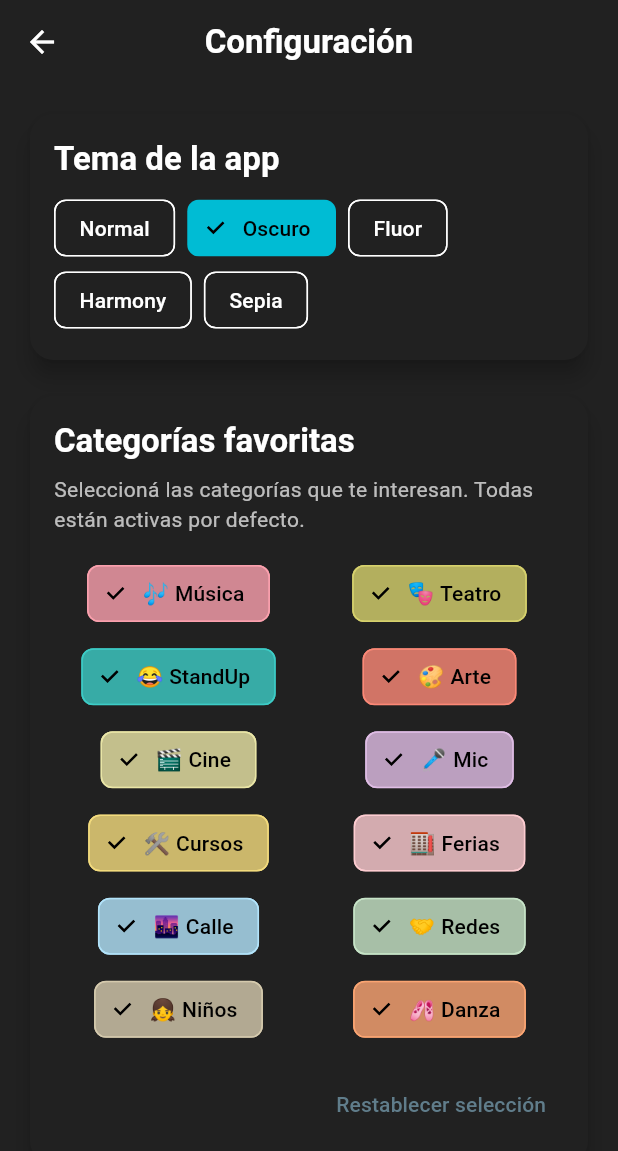
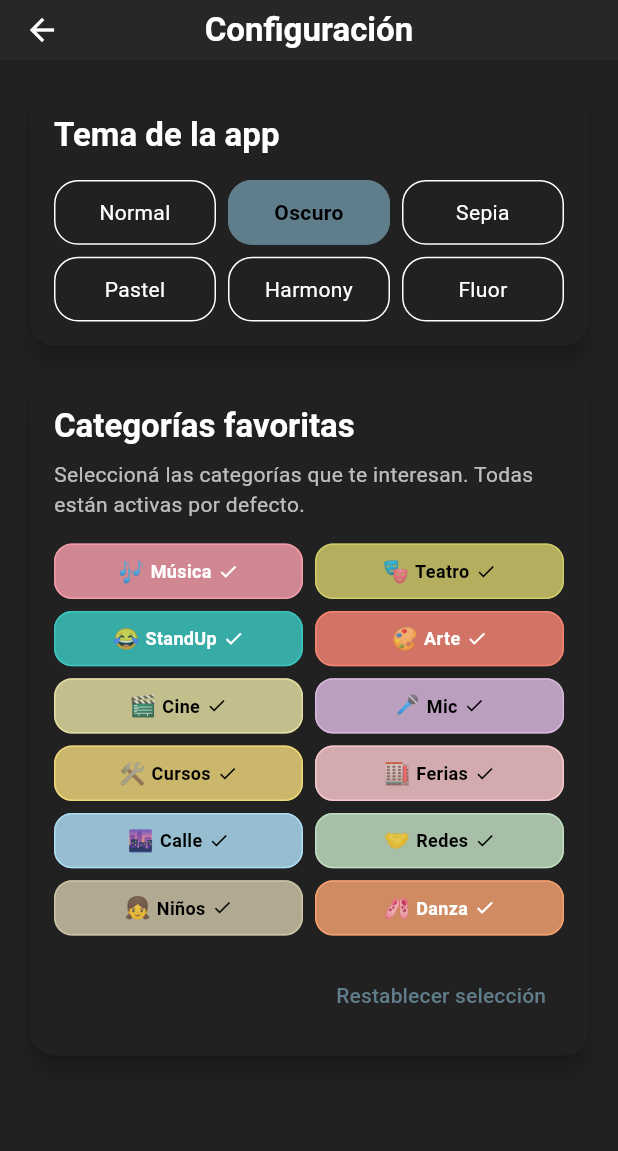
Before and after one commit to MarioLuisP/KeaCemos, a Flutter app: the SettingsPage screen opened directly, after a tap on "Oscuro", on a phone screen of 412 x 824 dp. Shown: the top 1151 px of the screen. Run offline on Flutter 3.47's test engine with Material 3 defaults, Android fonts, the phone set to English and light mode, and no system bars; our stand-ins replace firebase_auth, google_sign_in, share_plus, shared_preferences, table_calendar; accounts and stored records are empty; network calls fail.

```diff
--- a/lib/src/pages/calendar_page.dart
+++ b/lib/src/pages/calendar_page.dart
@@ -79,6 +79,8 @@ class _CalendarPageState extends State<CalendarPage> {
             appBar: AppBar(
               title: const Text('Elije el Día'),
               centerTitle: true,
+              toolbarHeight: 40.0,
+              elevation: 2.0,
               actions: [],
             ),
             body: Column(
--- a/lib/src/pages/event_detail_page.dart
+++ /dev/null
@@ -1,71 +0,0 @@
-/// Detail page for displaying event information.
-library;
-import 'package:flutter/material.dart';
-import 'package:provider/provider.dart';
-import 'package:quehacemos_cba/src/providers/favorites_provider.dart';
-
-class EventDetailPage extends StatelessWidget {
-  final Map<String, String> event;
-
-  const EventDetailPage({super.key, required this.event});
-
-  @override
-  Widget build(BuildContext context) {
-    return Scaffold(
-      appBar: AppBar(
-        title: Text(event['title'] ?? 'Detalle del Evento'),
-      ),
-      body: SingleChildScrollView(
-        padding: const EdgeInsets.all(16.0),
-        child: Column(
-          crossAxisAlignment: CrossAxisAlignment.start,
-          children: [
-            Image.network(
-              'https://picsum.photos/seed/jazz/400/200',
-              height: 200,
-              fit: BoxFit.cover,
-              // Añadir manejo de errores para la imagen
-              errorBuilder: (context, error, stackTrace) => const Icon(Icons.error),
-            ),
-            const SizedBox(height: 16.0),
-            Text(
-              event['title'] ?? 'Título no disponible',
-              style: const TextStyle(fontSize: 24, fontWeight: FontWeight.bold),
-            ),
-            const SizedBox(height: 8.0),
-            Text(
-              'Fecha y Hora: ${event['date'] ?? 'Fecha no disponible'}',
-              style: const TextStyle(fontSize: 16),
-            ),
-            const SizedBox(height: 4.0),
-            Text(
-              'Ubicación: ${event['location'] ?? 'Ubicación no disponible'}',
-              style: const TextStyle(fontSize: 16),
-            ),
-            const SizedBox(height: 16.0),
-            const Text(
-              'Descripción del evento: Lorem ipsum dolor sit amet, consectetur adipiscing elit. Sed do eiusmod tempor incididunt ut labore et dolore magna aliqua.',
-              style: TextStyle(fontSize: 16),
-            ),
-            const SizedBox(height: 16.0),
-            Align(
-              alignment: Alignment.bottomRight,
-              child: Consumer<FavoritesProvider>(
-                builder: (context, favoritesProvider, child) {
-                  final isFavorite = favoritesProvider.isFavorite(event['id']!);
-                  return IconButton(
-                    icon: Icon(isFavorite ? Icons.favorite : Icons.favorite_border),
-                    color: isFavorite ? Colors.red : Colors.grey,
-                    onPressed: () {
-                      // Necesitarás el viewModel aquí, o implementar el toggle directamente
-                      favoritesProvider.toggleFavorite(event['id']!);
-                    },
-                  );
-                },
-              ),
-            ),          ],
-        ),
-      ),
-    );
-  }
-}
--- a/lib/src/pages/explore_page.dart
+++ b/lib/src/pages/explore_page.dart
@@ -3,7 +3,6 @@ import 'package:provider/provider.dart';
 import 'package:quehacemos_cba/src/providers/home_viewmodel.dart';
 import 'package:quehacemos_cba/src/providers/preferences_provider.dart';
 import 'package:quehacemos_cba/src/widgets/chips/filter_chips_widget.dart'; // Nuevo import
-import 'package:quehacemos_cba/src/pages/event_detail_page.dart';
 import 'package:quehacemos_cba/src/utils/utils.dart';
 import 'package:quehacemos_cba/src/widgets/cards/event_card_widget.dart';
 
@@ -62,6 +61,8 @@ class _ExplorePageState extends State<ExplorePage> {
             appBar: AppBar(
               title: const Text('Explorar Eventos'),
               centerTitle: true,
+              toolbarHeight: 40.0,
+              elevation: 2.0,
             ),
             body: Column(
               children: [
--- a/lib/src/pages/favorites_page.dart
+++ b/lib/src/pages/favorites_page.dart
@@ -12,10 +12,16 @@ class FavoritesPage extends StatelessWidget {
   @override
   Widget build(BuildContext context) {
     return Scaffold(
-      appBar: AppBar(
-        title: const Text('Mis Favoritos'),
-        backgroundColor: Theme.of(context).colorScheme.primaryContainer,
-      ),
+
+
+            appBar: AppBar(
+              title: const Text('Mis Favoritos'),
+              centerTitle: true,
+              toolbarHeight: 40.0,
+              elevation: 2.0, // 👉 Leve sombra (podés probar con 1.0 a 4.0)
+            ),
+
+
       body: FutureBuilder<List<Map<String, String>>>(
         future: EventService().getAllEvents(),
         builder: (context, snapshot) {
--- a/lib/src/pages/home_page.dart
+++ b/lib/src/pages/home_page.dart
@@ -231,10 +231,15 @@ class _HomePageState extends State<HomePage>
     return AppBar(
       title: const Text(
         'QuehaCeMos Córdoba',
-        style: TextStyle(fontWeight: FontWeight.normal),
+        style: TextStyle(
+          fontFamily: 'Nunito',
+          fontWeight: FontWeight.bold, // O FontWeight.w700
+          fontSize: 20,
+        ),
       ),
       centerTitle: true,
       toolbarHeight: 40.0,
+      elevation: 2.0, // 👉 Leve sombra (podés probar con 1.0 a 4.0)
     );
   }
 
@@ -247,7 +252,7 @@ class _HomePageState extends State<HomePage>
 
   Widget _buildErrorScaffold(HomeViewModel viewModel) {
     return Scaffold(
-      backgroundColor: const Color(0xFFD3D3D3),
+      backgroundColor: const Color.fromARGB(255, 141, 25, 25),
       body: Center(
         child: Column(
           mainAxisAlignment: MainAxisAlignment.center,
@@ -399,7 +404,7 @@ class _OptimizedHeaderDelegate extends SliverPersistentHeaderDelegate {
   @override
   Widget build(BuildContext context, double shrinkOffset, bool overlapsContent) {
     return Container(
-      color: const Color(0xFFD3D3D3),
+      color: const Color.fromARGB(255, 241, 196, 136),
       child: Padding(
         padding: const EdgeInsets.symmetric(horizontal: 16.0, vertical: 4.0),
         child: Column(
--- a/lib/src/pages/pages.dart
+++ b/lib/src/pages/pages.dart
@@ -1,5 +1,4 @@
 export 'calendar_page.dart';
-export 'event_detail_page.dart';
 export 'explore_page.dart';
 export 'home_page.dart';
 export 'favorites_page.dart';
--- a/lib/src/pages/settings_page.dart
+++ b/lib/src/pages/settings_page.dart
@@ -26,7 +26,13 @@ class SettingsPage extends StatelessWidget {
     ];
 
     return Scaffold(
-      appBar: AppBar(title: const Text('Configuración'), centerTitle: true),
+            appBar: AppBar(
+              title: const Text('Configuración'),
+              centerTitle: true,
+              toolbarHeight: 40.0,
+              elevation: 2.0, // 👉 Leve sombra (podés probar con 1.0 a 4.0)
+            ),
+
       body: ListView(
         padding: const EdgeInsets.all(AppDimens.paddingMedium),
         children: [
@@ -46,35 +52,22 @@ class SettingsPage extends StatelessWidget {
                           fontWeight: FontWeight.bold,
                         ),
                   ),
-                  const SizedBox(height: AppDimens.paddingSmall),
-                  Wrap(
-                    spacing: AppDimens.paddingSmall,
+                  const SizedBox(height: AppDimens.paddingMedium),
+                  // Grid de 2 filas x 3 columnas para los temas
+                  GridView.count(
+                    crossAxisCount: 3,
+                    shrinkWrap: true,
+                    physics: const NeverScrollableScrollPhysics(),
+                    mainAxisSpacing: AppDimens.paddingSmall,
+                    crossAxisSpacing: AppDimens.paddingSmall,
+                    childAspectRatio: 2.5,
                     children: [
-                      ChoiceChip(
-                        label: const Text('Normal'),
-                        selected: provider.theme == 'normal',
-                        onSelected: (_) => provider.setTheme('normal'),
-                      ),
-                      ChoiceChip(
-                        label: const Text('Oscuro'),
-                        selected: provider.theme == 'dark',
-                        onSelected: (_) => provider.setTheme('dark'),
-                      ),
-                      ChoiceChip(
-                        label: const Text('Fluor'),
-                        selected: provider.theme == 'fluor',
-                        onSelected: (_) => provider.setTheme('fluor'),
-                      ),
-                      ChoiceChip(
-                        label: const Text('Harmony'),
-                        selected: provider.theme == 'harmony',
-                        onSelected: (_) => provider.setTheme('harmony'),
-                      ),
-                      ChoiceChip(
-                        label: const Text('Sepia'),
-                        selected: provider.theme == 'sepia',
-                        onSelected: (_) => provider.setTheme('sepia'),
-                      ),
+                      _buildThemeButton(context, provider, 'Normal', 'normal'),
+                      _buildThemeButton(context, provider, 'Oscuro', 'dark'),
+                      _buildThemeButton(context, provider, 'Sepia', 'sepia'),
+                      _buildThemeButton(context, provider, 'Pastel', 'pastel'),
+                      _buildThemeButton(context, provider, 'Harmony', 'harmony'),
+                      _buildThemeButton(context, provider, 'Fluor', 'fluor'),
                     ],
                   ),
                 ],
@@ -104,57 +97,27 @@ class SettingsPage extends StatelessWidget {
                     style: Theme.of(context).textTheme.bodyMedium,
                   ),
                   const SizedBox(height: AppDimens.paddingMedium),
-                  LayoutBuilder(
-                    builder: (context, constraints) {
-                      int crossAxisCount = (constraints.maxWidth / 180).floor().clamp(2, 4);
-                      return GridView.count(
-                        crossAxisCount: crossAxisCount,
+                  // Grid de 2 columnas x 6 filas para las categorías
+                  GridView.count(
+                    crossAxisCount: 2,
                     shrinkWrap: true,
                     physics: const NeverScrollableScrollPhysics(),
                     mainAxisSpacing: AppDimens.paddingSmall,
                     crossAxisSpacing: AppDimens.paddingSmall,
-                        childAspectRatio: 3.5,
+                    childAspectRatio: 4.5, // Aumenté de 3.0 a 4.5 para hacerlos más chatos
                     children: categories.map((category) {
                       final isSelected = provider.selectedCategories.contains(category['name']);
                       final color = AppColors.adjustForTheme(context, category['color'] as Color);
 
-                          return FilterChip(
-                            label: Row(
-                              mainAxisSize: MainAxisSize.min,
-                              children: [
-                                Text(category['emoji'] as String),
-                                const SizedBox(width: 4),
-                                Text(category['name'] as String),
-                              ],
-                            ),
-                            selected: isSelected,
-                            onSelected: (_) async {
-                              await provider.toggleCategory(category['name'] as String);
-                            },
-                            selectedColor: color,
-                            backgroundColor: Theme.of(context).brightness == Brightness.dark
-                                ? Colors.white
-                                : Colors.black12,
-                            side: BorderSide(
-                              color: isSelected ? color : Colors.black54,
-                            ),
-                            checkmarkColor: isSelected
-                                ? (Theme.of(context).brightness == Brightness.dark
-                                    ? Colors.black
-                                    : Colors.white)
-                                : Colors.transparent,
-                            showCheckmark: isSelected,
-                            labelStyle: TextStyle(
-                              color: isSelected
-                                  ? (Theme.of(context).brightness == Brightness.dark
-                                      ? Colors.black
-                                      : Colors.white)
-                                  : Colors.black,
-                            ),
+                      return _buildCategoryButton(
+                        context,
+                        provider,
+                        category['name'] as String,
+                        category['emoji'] as String,
+                        color,
+                        isSelected
                       );
                     }).toList(),
-                      );
-                    },
                   ),
                   const SizedBox(height: AppDimens.paddingMedium),
                   Align(
@@ -172,4 +135,115 @@ class SettingsPage extends StatelessWidget {
       ),
     );
   }
+
+  Widget _buildThemeButton(BuildContext context, PreferencesProvider provider, String label, String theme) {
+    final isSelected = provider.theme == theme;
+
+    return Container(
+      width: double.infinity,
+      height: double.infinity,
+      child: Material(
+        color: isSelected
+          ? Theme.of(context).colorScheme.primary
+          : Theme.of(context).colorScheme.surface,
+        borderRadius: BorderRadius.circular(16),
+        child: InkWell(
+          borderRadius: BorderRadius.circular(16),
+          onTap: () => provider.setTheme(theme),
+          child: Container(
+            decoration: BoxDecoration(
+              borderRadius: BorderRadius.circular(16),
+              border: Border.all(
+                color: isSelected
+                  ? Theme.of(context).colorScheme.primary
+                  : Theme.of(context).colorScheme.outline,
+                width: 1,
+              ),
+            ),
+            child: Center(
+              child: Text(
+                label,
+                style: TextStyle(
+                  color: isSelected
+                    ? Theme.of(context).colorScheme.onPrimary
+                    : Theme.of(context).colorScheme.onSurface,
+                  fontWeight: isSelected ? FontWeight.bold : FontWeight.normal,
+                ),
+                textAlign: TextAlign.center,
+              ),
+            ),
+          ),
+        ),
+      ),
+    );
   }
+
+  Widget _buildCategoryButton(BuildContext context, PreferencesProvider provider, String name, String emoji, Color color, bool isSelected) {
+    // Función para determinar si el color es claro y necesita texto oscuro
+    bool isLightColor(Color color) {
+      return color.computeLuminance() > 0.5;
+    }
+
+    return Container(
+      width: double.infinity,
+      height: double.infinity,
+      child: Material(
+        color: isSelected ? color : Colors.white,
+        borderRadius: BorderRadius.circular(12), // Reduje de 16 a 12
+        child: InkWell(
+          borderRadius: BorderRadius.circular(12),
+          onTap: () async {
+            await provider.toggleCategory(name);
+          },
+          child: Container(
+            decoration: BoxDecoration(
+              borderRadius: BorderRadius.circular(12),
+              border: Border.all(
+                color: isSelected ? color : Colors.black,
+                width: 1,
+              ),
+            ),
+            child: Padding(
+              padding: const EdgeInsets.symmetric(horizontal: 8.0, vertical: 4.0), // Padding más pequeño
+              child: Center(
+                child: Row(
+                  mainAxisAlignment: MainAxisAlignment.center,
+                  mainAxisSize: MainAxisSize.min,
+                  children: [
+                    Text(
+                      emoji,
+                      style: const TextStyle(fontSize: 14), // Emoji más pequeño
+                    ),
+                    const SizedBox(width: 4),
+                    Flexible(
+                      child: Text(
+                        name,
+                        style: TextStyle(
+                          color: isSelected
+                            ? (isLightColor(color) ? Colors.black : Colors.white) // Lógica mejorada para el contraste
+                            : Colors.black,
+                          fontWeight: isSelected ? FontWeight.bold : FontWeight.normal,
+                          fontSize: 12, // Texto más pequeño
+                        ),
+                        textAlign: TextAlign.center,
+                        overflow: TextOverflow.ellipsis,
+                      ),
+                    ),
+                    if (isSelected) ...[
+                      const SizedBox(width: 4),
+                      Icon(
+                        Icons.check,
+                        size: 14, // Ícono más pequeño
+                        color: isLightColor(color) ? Colors.black : Colors.white,
+                      ),
+                    ],
+                  ],
+                ),
+              ),
+            ),
+          ),
+        ),
+      ),
+    );
+  }
+}
--- a/lib/src/themes/themes.dart
+++ b/lib/src/themes/themes.dart
@@ -116,12 +116,37 @@ class AppThemes {
     ),
   );
 
+  // Nuevo tema pastel basado en los colores del tema normal
+  static final ThemeData pastelTheme = ThemeData(
+    brightness: Brightness.light,
+    primaryColor: Color.lerp(Colors.blue, Colors.white, 0.7)!,
+    colorScheme: ColorScheme.light(
+      primary: Color.lerp(Colors.blue, Colors.white, 0.7)!,
+      secondary: Color.lerp(Colors.blueAccent, Colors.white, 0.7)!,
+      surface: Colors.white,
+    ),
+    scaffoldBackgroundColor: Color.lerp(Color(0xFFF0E2D7), Colors.white, 0.3)!,
+    appBarTheme: AppBarTheme(
+      backgroundColor: Color.lerp(Color.fromARGB(255, 172, 111, 41), Colors.white, 0.6)!,
+      foregroundColor: Colors.black87,
+    ),
+    textTheme: const TextTheme(
+      titleLarge: TextStyle(fontWeight: FontWeight.bold, color: Colors.black87),
+      bodyMedium: TextStyle(color: Colors.black87),
+    ),
+    bottomNavigationBarTheme: BottomNavigationBarThemeData(
+      selectedItemColor: Color.lerp(Colors.blue, Colors.white, 0.4)!,
+      unselectedItemColor: Colors.grey,
+    ),
+  );
+
   static Map<String, ThemeData> themes = {
     'normal': normalTheme,
     'dark': darkTheme,
     'fluor': fluorTheme,
     'harmony': harmonyTheme,
     'sepia': sepiaTheme,
+    'pastel': pastelTheme,
   };
 }
 
--- a/lib/src/utils/colors.dart
+++ b/lib/src/utils/colors.dart
@@ -50,8 +50,11 @@ class AppColors {
     'Danza': Color(0xFF7C5E48), // Madera oscura
   };
 
+
+
   static const dividerGrey = Colors.grey;
   static const textDark = Colors.black87;
+  static const textLight = Colors.white70;
 
   // Ajustes para temas
   static Color adjustForTheme(BuildContext context, Color color) {
@@ -74,8 +77,26 @@ class AppColors {
         return color.withBrightness(1.2);
       case 'harmony':
         return color.withOpacity(0.9);
+      case 'pastel':
+        return Color.lerp(color, Colors.white, 0.7)!;
       default:
         return color;
+    }
+  }
+
+  // Ajustar color de texto según el tema
+  static Color getTextColor(BuildContext context) {
+    final theme = Provider.of<PreferencesProvider>(context, listen: false).theme;
+    switch (theme) {
+      case 'dark':
+      case 'fluor':
+        return textLight;
+      case 'sepia':
+      case 'harmony':
+      case 'pastel':
+      case 'normal':
+      default:
+        return textDark;
     }
   }
 }
--- a/lib/src/widgets/event_detail_modal.dart
+++ b/lib/src/widgets/event_detail_modal.dart
@@ -303,7 +303,7 @@ Future<void> _openWebsite() async {
                               child: Text(
                                 _isDescriptionExpanded ? 'Ver menos' : 'Ver más...',
                                 style: TextStyle(
-                                  color: Colors.grey[600],
+                                  color: Colors.grey[500],
                                   fontWeight: FontWeight.w600,
                                 ),
                               ),
```
Also changed, not shown: pubspec.yaml (+7 -0 lines). Lines whose indentation alone changed are shown as unchanged.
